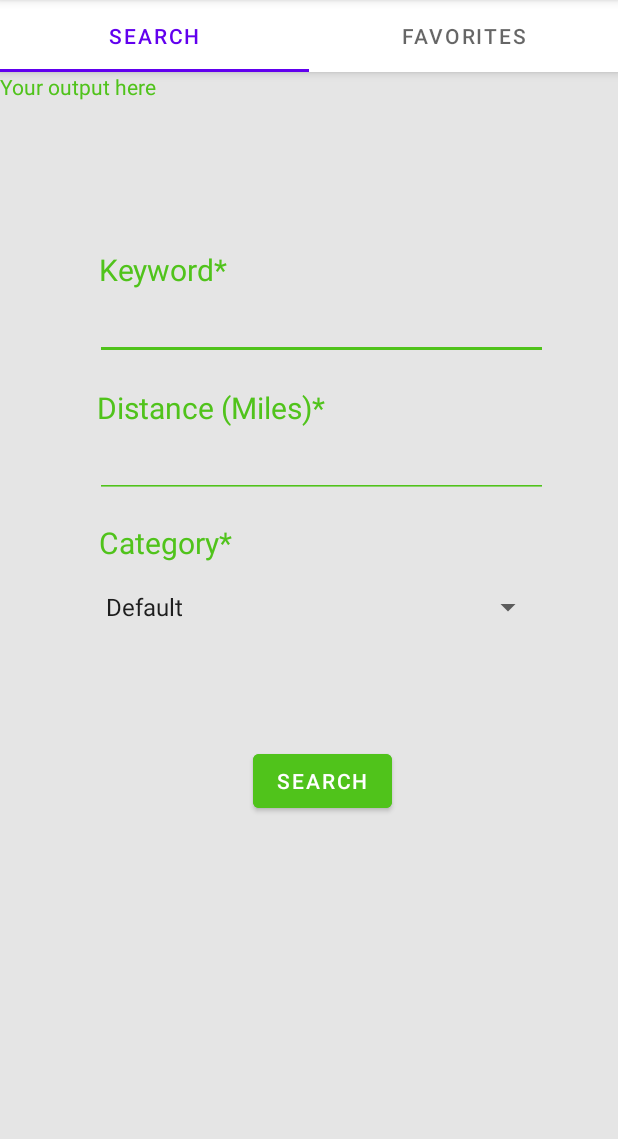
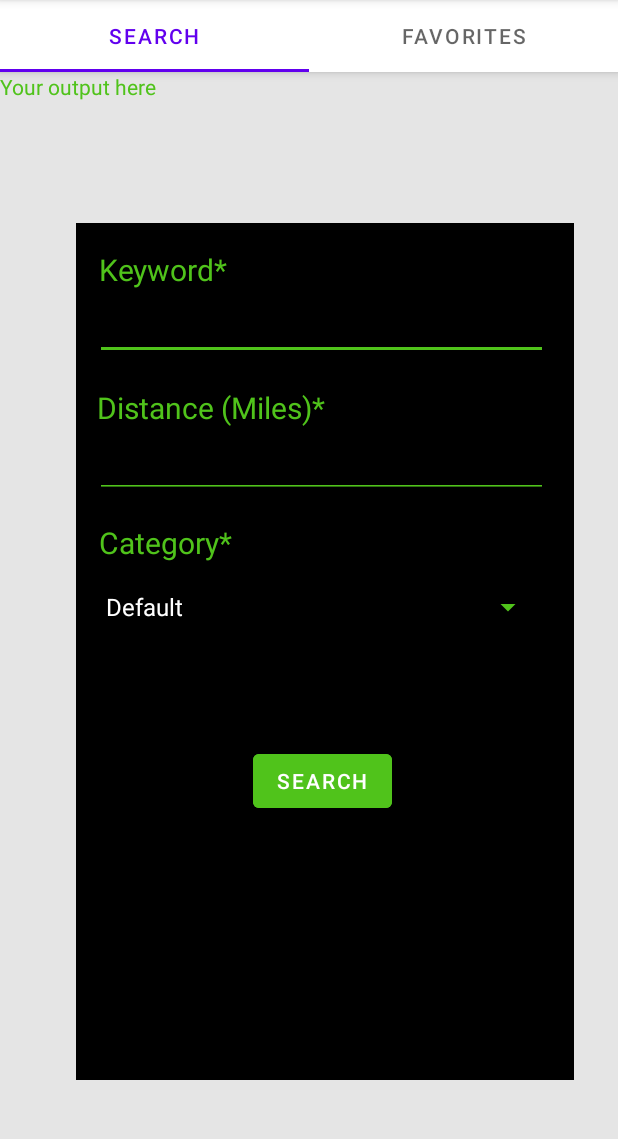
Before and after one commit to agormley3424/Event-Finder-Android-App, an Android app: the screen it shows after launch (MainActivity), on a phone screen of 412 x 824 dp, the part 84-1223 px from its top. Run offline under Robolectric (Android 15) with nearby library versions, the phone set to English and light mode, and no system bars.

Commit message:
Finished color coding spinner

```diff
--- a/app/src/main/res/layout/fragment_search_tab.xml
+++ b/app/src/main/res/layout/fragment_search_tab.xml
@@ -15,7 +15,7 @@
         android:layout_alignParentBottom="true"
         android:layout_marginEnd="29dp"
         android:layout_marginBottom="48dp"
-        android:background="@color/grey"
+        android:background="@color/black"
         android:visibility="visible">
 
         <EditText
@@ -106,7 +106,10 @@
             android:layout_marginEnd="20dp"
             android:layout_marginBottom="-130dp"
             android:entries="@array/categories"
-            android:spinnerMode="dropdown" />
+            android:popupBackground="@color/black"
+            android:spinnerMode="dropdown"
+            android:theme="@style/spinnerTheme"
+            android:backgroundTint="@color/green"/>
 
     </RelativeLayout>
 
--- /dev/null
+++ b/app/src/main/res/values/spinnerTheme.xml
@@ -0,0 +1,6 @@
+<resources xmlns:tools="http://schemas.android.com/tools">
+    <!-- Base application theme. -->
+    <style name="spinnerTheme">
+        <item name="android:textColor">@color/white</item>
+    </style>
+</resources>
```
